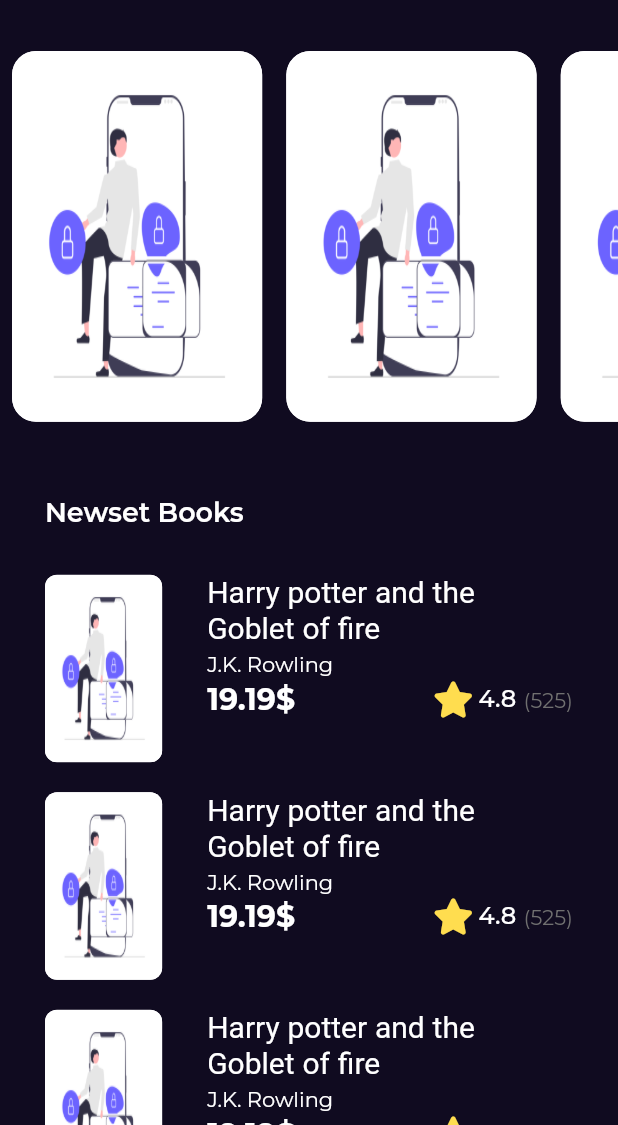
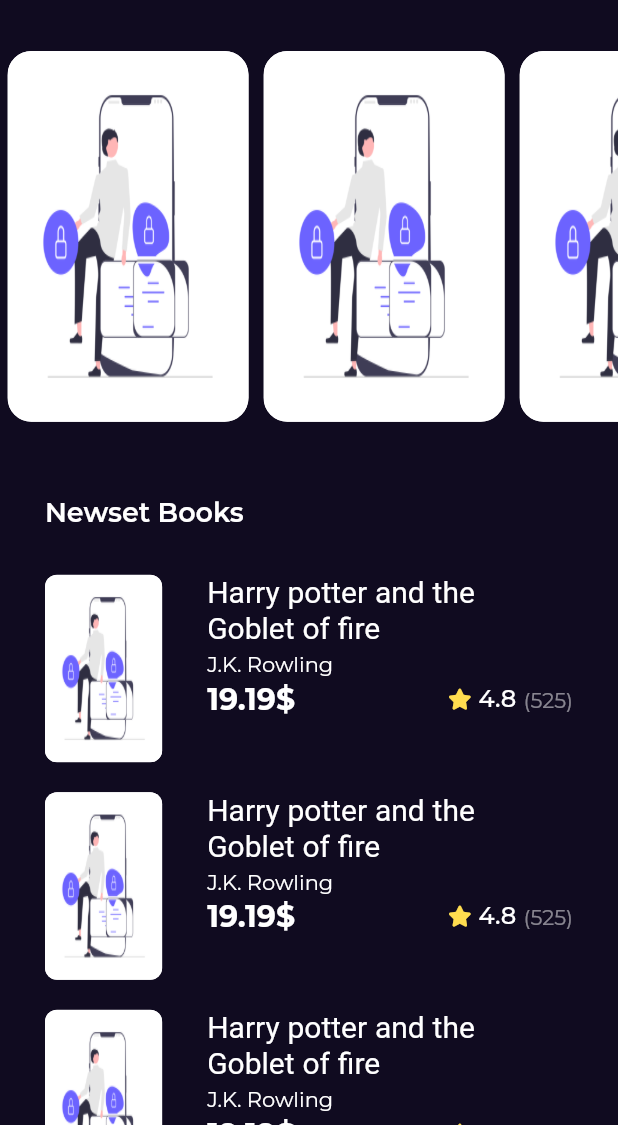
Before and after one commit to FawzyMohamed99/bookly-app, a Flutter app: the screen it shows after launch, on a phone screen of 412 x 824 dp, the part 111-1236 px from its top. Run offline on Flutter 3.47's test engine with Material 2 defaults, Android fonts, the phone set to English and light mode, and no system bars; our stand-ins replace font_awesome_flutter, go_router, google_fonts.

Commit message:
update book details && search books

```diff
--- a/lib/Features/home/presentation/views/book_details_view.dart
+++ b/lib/Features/home/presentation/views/book_details_view.dart
@@ -1,3 +1,4 @@
+import 'package:bookly_app/Features/home/presentation/views/widget/book_details_view_body.dart';
 import 'package:flutter/material.dart';
 
 class BookDetailsView extends StatelessWidget {
@@ -6,7 +7,7 @@ class BookDetailsView extends StatelessWidget {
   @override
   Widget build(BuildContext context) {
     return const Scaffold(
-      body: BookDetailsView(),
+      body: SafeArea(child: BookDetailsViewBody()),
     );
   }
 }
--- a/lib/Features/home/presentation/views/widget/best_seller_list_view_item.dart
+++ b/lib/Features/home/presentation/views/widget/best_seller_list_view_item.dart
@@ -1,15 +1,22 @@
 import 'package:bookly_app/Features/home/presentation/views/widget/custom_book_rating.dart';
 import 'package:bookly_app/constants.dart';
+import 'package:bookly_app/core/utils/app_router.dart';
 import 'package:bookly_app/core/utils/assets.dart';
 import 'package:bookly_app/core/utils/styles.dart';
 import 'package:flutter/material.dart';
+import 'package:go_router/go_router.dart';
 
 class BestSellerListViewItem extends StatelessWidget {
   const BestSellerListViewItem({Key? key}) : super(key: key);
 
   @override
   Widget build(BuildContext context) {
-    return SizedBox(
+    return GestureDetector(
+      onTap: ()
+    {
+      GoRouter.of(context).push(AppRouter.kBookDetailsView);
+    },
+      child: SizedBox(
         height: 125,
         child: Row(
           children: [
@@ -64,6 +71,7 @@ class BestSellerListViewItem extends StatelessWidget {
             ),
           ],
         ),
+      ),
     );
   }
 }
--- /dev/null
+++ b/lib/Features/home/presentation/views/widget/custom_book_image.dart
@@ -0,0 +1,22 @@
+import 'package:bookly_app/Features/home/presentation/views/widget/custom_list_view_item.dart';
+import 'package:flutter/material.dart';
+
+class FeaturedBooksListView extends StatelessWidget {
+  const FeaturedBooksListView({Key? key}) : super(key: key);
+
+  @override
+  Widget build(BuildContext context) {
+    return SizedBox(
+      height: MediaQuery.of(context).size.height * .3,
+      child: ListView.builder(
+          scrollDirection: Axis.horizontal,
+          itemBuilder: (context,index)
+      {
+        return const Padding(
+          padding:  EdgeInsets.symmetric(horizontal: 5),
+          child:  CustomBookImage(),
+        );
+      }),
+    );
+  }
+}
--- a/lib/Features/home/presentation/views/widget/custom_book_rating.dart
+++ b/lib/Features/home/presentation/views/widget/custom_book_rating.dart
@@ -3,29 +3,34 @@ import 'package:flutter/material.dart';
 import 'package:font_awesome_flutter/font_awesome_flutter.dart';
 
 class BookRating extends StatelessWidget {
-  const BookRating({Key? key}) : super(key: key);
-
+  const BookRating({Key? key,this.mainAxisAlignment=MainAxisAlignment.start}) : super(key: key);
+final MainAxisAlignment mainAxisAlignment;
   @override
   Widget build(BuildContext context) {
     return Row(
-      children: [
-        const Icon(
+      mainAxisAlignment: mainAxisAlignment,
+      children: const [
+         Icon(
           FontAwesomeIcons.solidStar,
+          size: 14,
           color: Color(0xffFFDD4F),
         ),
-        const SizedBox(
+         SizedBox(
           width: 6.3,
         ),
-        const Text(
+         Text(
           '4.8',
           style: Styles.textStyle16,
         ),
-        const SizedBox(
+         SizedBox(
           width: 5,
         ),
-        Text(
-          '(525)',
-          style: Styles.textStyle14.copyWith(color: const Color(0xff707070)),
+        Opacity(
+          opacity: .5,
+          child: Text(
+            '(525)',
+            style: Styles.textStyle14,
+          ),
         )
       ],
     );
--- a/lib/Features/home/presentation/views/widget/custom_list_view_item.dart
+++ b/lib/Features/home/presentation/views/widget/custom_list_view_item.dart
@@ -1,13 +1,13 @@
 import 'package:bookly_app/core/utils/assets.dart';
 import 'package:flutter/material.dart';
 
-class FeaturedListViewItem extends StatelessWidget {
-  const FeaturedListViewItem({Key? key}) : super(key: key);
+class CustomBookImage extends StatelessWidget {
+  const CustomBookImage({Key? key}) : super(key: key);
 
   @override
   Widget build(BuildContext context) {
     return AspectRatio(
-      aspectRatio: 2.7/4,
+      aspectRatio: 2.6/4,
       child: Container(
         decoration:  BoxDecoration(
           borderRadius: BorderRadius.circular(16),
--- a/lib/Features/home/presentation/views/widget/home_view_body.dart
+++ b/lib/Features/home/presentation/views/widget/home_view_body.dart
@@ -1,6 +1,6 @@
 import 'package:bookly_app/Features/home/presentation/views/widget/best_seller_list_view.dart';
 import 'package:bookly_app/Features/home/presentation/views/widget/custom_app_bar.dart';
-import 'package:bookly_app/Features/home/presentation/views/widget/feature_books_list_view.dart';
+import 'package:bookly_app/Features/home/presentation/views/widget/custom_book_image.dart';
 import 'package:bookly_app/core/utils/styles.dart';
 import 'package:flutter/material.dart';
 
--- a/lib/Features/screen/presentation/views/widget/splash_view_body.dart
+++ b/lib/Features/screen/presentation/views/widget/splash_view_body.dart
@@ -1,6 +1,7 @@
 import 'package:bookly_app/Features/home/presentation/views/home_view.dart';
 import 'package:bookly_app/Features/screen/presentation/views/widget/sliding_text.dart';
 import 'package:bookly_app/constants.dart';
+import 'package:bookly_app/core/utils/app_router.dart';
 import 'package:bookly_app/core/utils/assets.dart';
 import 'package:flutter/material.dart';
 import 'package:go_router/go_router.dart';
@@ -48,7 +49,7 @@ class _SplashViewBodyState extends State<SplashViewBody>
   void navigateToHome() {
     Future.delayed(const Duration(seconds: 2), () {
 
-      GoRouter.of(context).push('/homeView');
+      GoRouter.of(context).push(AppRouter.kHomeView);
     });
   }
 
--- a/lib/core/utils/app_router.dart
+++ b/lib/core/utils/app_router.dart
@@ -1,8 +1,12 @@
+import 'package:bookly_app/Features/home/presentation/views/book_details_view.dart';
 import 'package:bookly_app/Features/home/presentation/views/home_view.dart';
 import 'package:bookly_app/Features/screen/splash_view.dart';
 import 'package:go_router/go_router.dart';
 
 abstract class AppRouter{
+
+  static const kHomeView='/homeView';
+  static const kBookDetailsView='/bookDetailsView';
   static final router = GoRouter(
     routes: [
       GoRoute(
@@ -10,8 +14,12 @@ abstract class AppRouter{
         builder: (context, state) => const SplashView(),
       ),
       GoRoute(
-        path: '/homeView',
+        path: kHomeView,
         builder: (context, state) => const HomeView(),
+      ),
+      GoRoute(
+        path: kBookDetailsView,
+        builder: (context, state) => const BookDetailsView(),
       ),
     ],
   );
```
Also changed, not shown: lib/Features/home/presentation/views/widget/book_details_view_body.dart (+65 -1 lines), lib/Features/home/presentation/views/widget/books_action.dart (added, +40 -0 lines), lib/Features/home/presentation/views/widget/custom_book_details_app_bar.dart (added, +17 -0 lines), lib/Features/home/presentation/views/widget/similar_bokks_list_view.dart (added, +22 -0 lines), lib/core/widget/custom_botton.dart (added, +40 -0 lines). Lines whose indentation alone changed are shown as unchanged.
